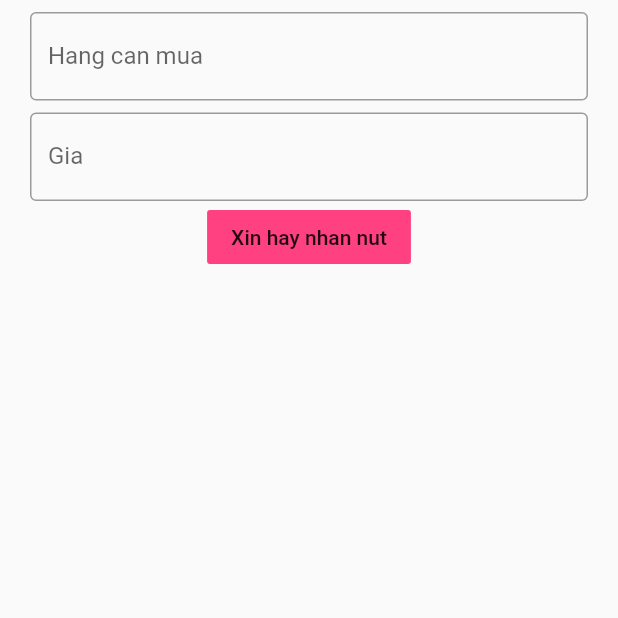
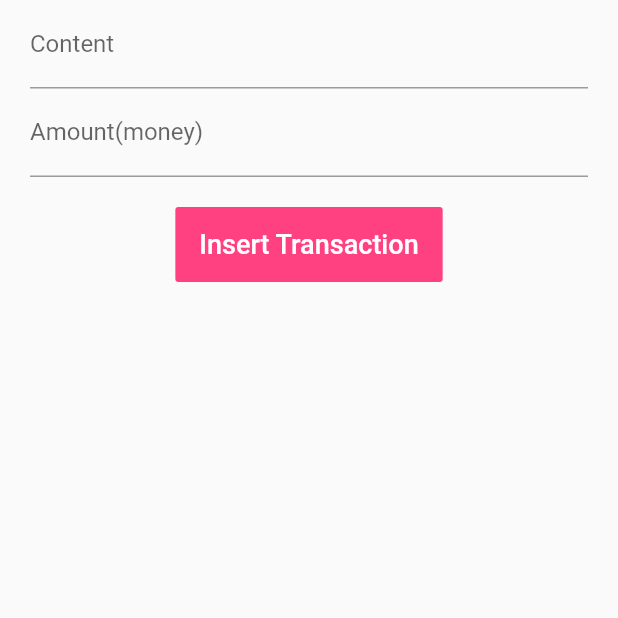
Before and after one commit to thanhnhon14022000/Practices, a Flutter app: the screen it shows after launch, on a phone screen of 412 x 824 dp, the top half of it. Run offline on Flutter 3.47's test engine with Material 2 defaults, Android fonts, the phone set to English and light mode, and no system bars.

Commit message:
Hoan thien List

```diff
--- a/lib/main.dart
+++ b/lib/main.dart
@@ -1,6 +1,7 @@
 import 'package:flutter/material.dart';
 import 'myapp.dart';
-void main(){
+
+void main() {
   //Center is a widget, Text is a widget
-  runApp(const MyApp());
+  runApp(MyApp());
 }
--- a/lib/myapp.dart
+++ b/lib/myapp.dart
@@ -5,8 +5,6 @@ import 'trainsection.dart';
 
 //You can define your own Widget
 class MyApp extends StatefulWidget {
-  const MyApp({Key? key}) : super(key: key);
-
   @override
   State<StatefulWidget> createState() {
     return _MyAppState();
@@ -15,14 +13,13 @@ class MyApp extends StatefulWidget {
 
 //This is a "very basic" statefulwidget
 class _MyAppState extends State<MyApp> with WidgetsBindingObserver {
-  // ignore: unnecessary_new
-  final GlobalKey<ScaffoldState> _scaffooldKey = GlobalKey<ScaffoldState>();
-  final _contentControler = TextEditingController();
-  final _finalControler = TextEditingController();
+  final GlobalKey<ScaffoldState> _scaffoldKey = GlobalKey<ScaffoldState>();
+  final _contentController = TextEditingController();
+  final _amountController = TextEditingController();
 
-  // ignore: prefer_final_fields, unused_field
+  //define states
   Transaction _transaction = Transaction(content: '', amount: 0.0);
-  List<Transaction> _transactions = [];
+  List<Transaction> _transactions = <Transaction>[];
 
   @override
   void initState() {
@@ -41,61 +38,74 @@ class _MyAppState extends State<MyApp> with WidgetsBindingObserver {
     return MaterialApp(
         title: "This is a StatefulWidget",
         home: Scaffold(
-            key: _scaffooldKey,
+            key: _scaffoldKey,
             body: SafeArea(
               minimum: const EdgeInsets.only(left: 20, right: 20),
               child: Column(
                 mainAxisAlignment: MainAxisAlignment.start,
                 children: <Widget>[
-                  Padding(
-                    padding: const EdgeInsets.only(top: 8),
-                    child: TextField(
-                      controller: _contentControler,
-                      decoration: const InputDecoration(
-                        labelText: 'Hang can mua',
-                        border: OutlineInputBorder(),
-                      ),
+                  TextField(
+                    decoration: InputDecoration(labelText: 'Content'),
+                    controller: _contentController,
                     onChanged: (text) {
                       setState(() {
                         _transaction.content = text;
                       });
                     },
                   ),
-                  ),
-                  Padding(
-                    padding: const EdgeInsets.only(top: 8.0),
-                    child: TextField(
-                      controller: _finalControler,
-                      decoration: const InputDecoration(
-                        labelText: 'Gia',
-                        border: OutlineInputBorder(),
-                      ),
+                  TextField(
+                    decoration: InputDecoration(labelText: 'Amount(money)'),
+                    controller: _amountController,
                     onChanged: (text) {
                       setState(() {
-                          _transaction.amount = double.tryParse(text) ?? 0;
+                        _transaction.amount =
+                            double.tryParse(text) ?? 0; //if error, value = 0
                       });
                     },
                   ),
+                  Padding(
+                    padding: const EdgeInsets.symmetric(vertical: 10),
                   ),
-                  FlatButton(
-                    child: const Text("Xin hay nhan nut"),
+                  ButtonTheme(
+                    height: 50,
+                    child: FlatButton(
+                      child: Text(
+                        'Insert Transaction',
+                        style: const TextStyle(fontSize: 18),
+                      ),
                       color: Colors.pinkAccent,
+                      textColor: Colors.white,
                       onPressed: () {
+                        //print('Content = $_content, money\'s amount = $_amount');
+                        //Display to UI ?
+                        //Now it must add the "transaction object" to a list of transactions(state)
                         setState(() {
-                        _transaction.add(_transaction);
-                        _transaction.content = "";
-                        _transaction.amount = 0.0;
+                          _transactions.add(_transaction);
+                          _transaction = Transaction(content: '', amount: 0.0);
+                          _contentController.text = '';
+                          _amountController.text = '';
                         });
-                      _scaffooldKey.currentState!.showSnackBar(
-                        SnackBar(
+                        //Now I want to display the list below
+                        _scaffoldKey.currentState?.showSnackBar(SnackBar(
                           content: Text(
-                              'transaction list:'+_transaction.toString()),
-                          duration: const Duration(seconds: 3),
+                              'transaction list : ' + _transactions.toString()),
+                          duration: Duration(seconds: 3),
+                        ));
+                      },
                     ),
+                  ),
+                  Column(
+                    children: _transactions.map((eachTransaction) {
+                      return ListTile(
+                        leading: const Icon(Icons.access_alarm),
+                        title: Text(eachTransaction.content.toString()),
+                        subtitle: Text('Price: ${eachTransaction.amount}'),
+                        onTap: () {
+                          // ignore: avoid_print
+                          print('You clicked: ${eachTransaction.content}');
+                        },
                       );
-                      // ignore: avoid_print
-                      //print("Ten hang da mua: $_content, So tien: $_amount");
-                    },
+                    }).toList(),
                   )
                 ],
               ),
--- a/lib/trainsection.dart
+++ b/lib/trainsection.dart
@@ -1,13 +1,17 @@
+import 'package:flutter/material.dart';
 
 class Transaction {
-  String content;
-  double amount;
+  String? content;
+  double? amount;
   //constructor
-  Transaction({required this.content, required this.amount});
+  Transaction({this.content, this.amount});
   @override
   String toString() {
+    // TODO: implement toString
     return 'content: $content, amount: $amount';
   }
 
   void add(Transaction transaction) {}
+
+  map(ListTile Function(dynamic eachTransaction) param0) {}
 }
```
Also changed, not shown: 1 other file. Lines whose indentation alone changed are shown as unchanged.
